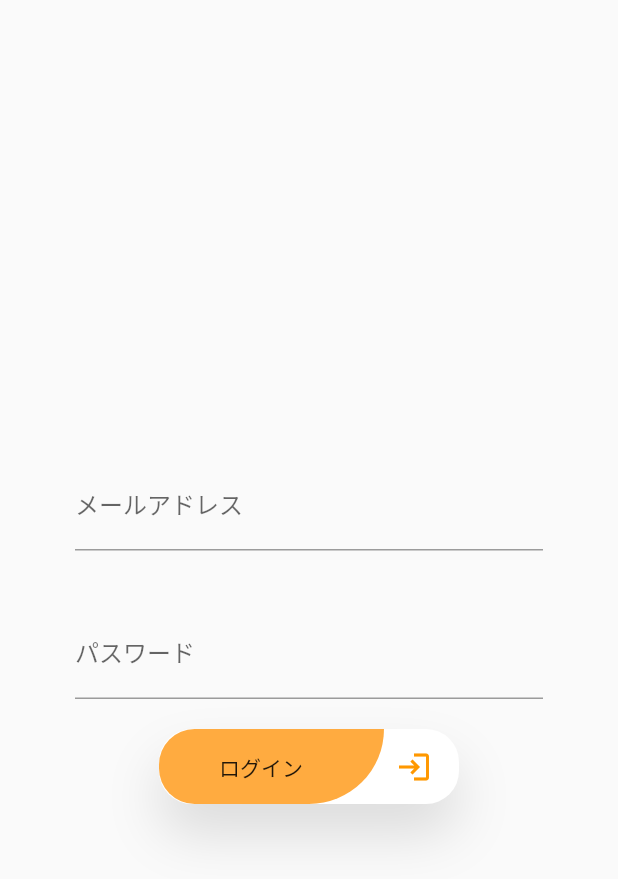
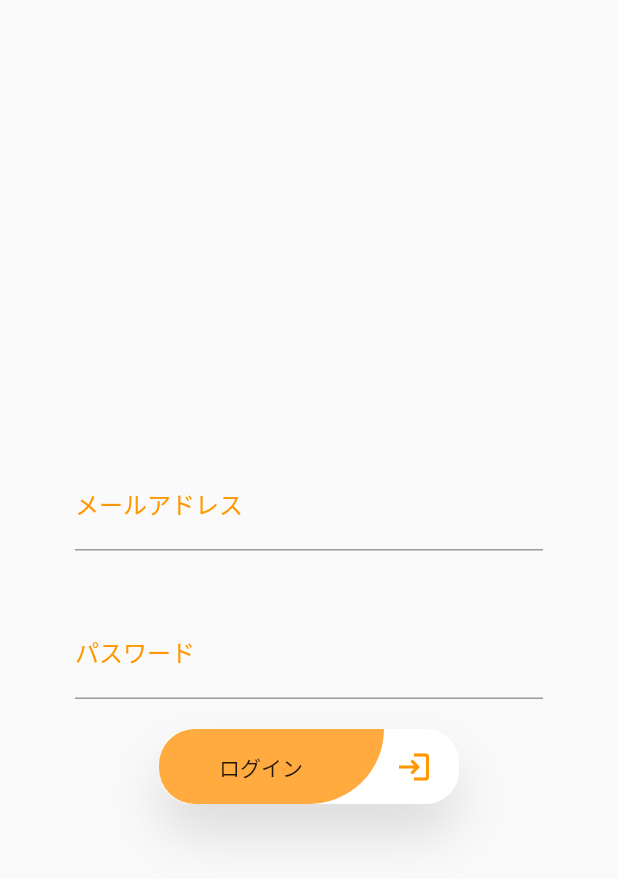
Before and after one commit to Tomohiro629/ramen_map_app, a Flutter app: the screen it shows after launch, after a tap on "ログイン", on a phone screen of 412 x 824 dp. Shown: the top 879 px of the screen. Run offline on Flutter 3.47's test engine with Material 2 defaults, Android fonts, the phone set to English and light mode, and no system bars; our stand-ins replace firebase_auth, firebase_core, flutter_riverpod; accounts and stored records are empty; network calls fail.

Commit message:
ログインページのヒントテキストの色変更

```diff
--- a/lib/login_page/login_page.dart
+++ b/lib/login_page/login_page.dart
@@ -24,7 +24,9 @@ class LoginPage extends ConsumerWidget {
                     padding: const EdgeInsets.symmetric(
                         vertical: 20.0, horizontal: 50.0),
                     child: TextFormField(
-                      decoration: const InputDecoration(labelText: "メールアドレス"),
+                      decoration: const InputDecoration(
+                          labelText: "メールアドレス",
+                          labelStyle: TextStyle(color: Colors.orange)),
                       onChanged: (value) {
                         email = value;
                       },
@@ -36,7 +38,9 @@ class LoginPage extends ConsumerWidget {
                 padding: const EdgeInsets.symmetric(
                     vertical: 20.0, horizontal: 50.0),
                 child: TextFormField(
-                  decoration: const InputDecoration(labelText: "パスワード"),
+                  decoration: const InputDecoration(
+                      labelText: "パスワード",
+                      labelStyle: TextStyle(color: Colors.orange)),
                   onChanged: (value) {
                     password = value;
                   },
```
